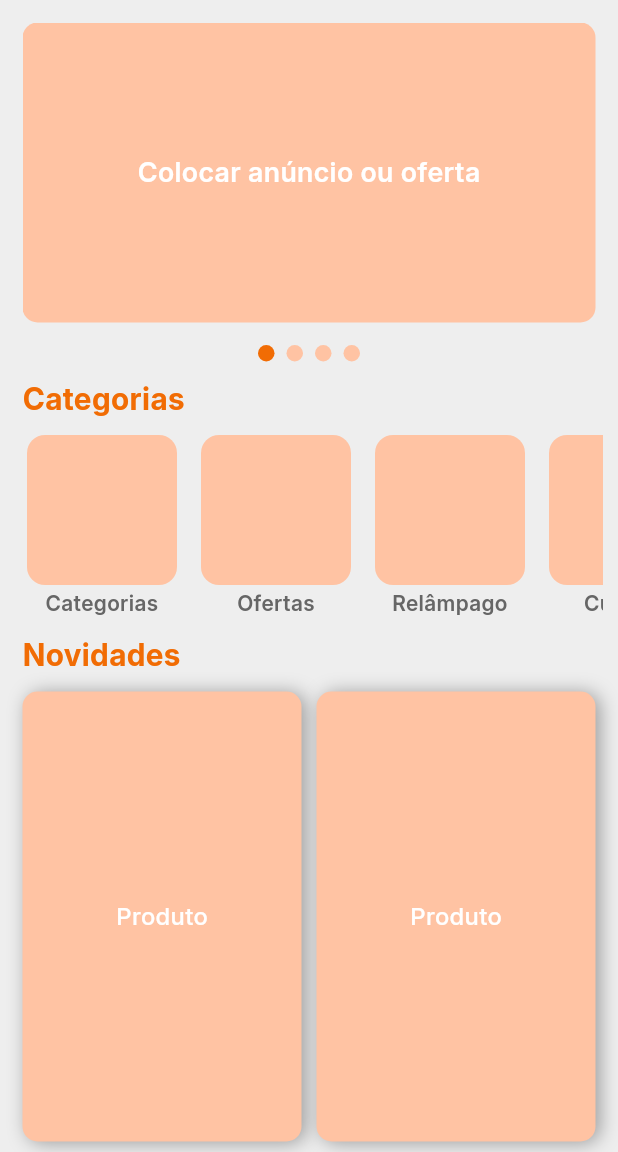
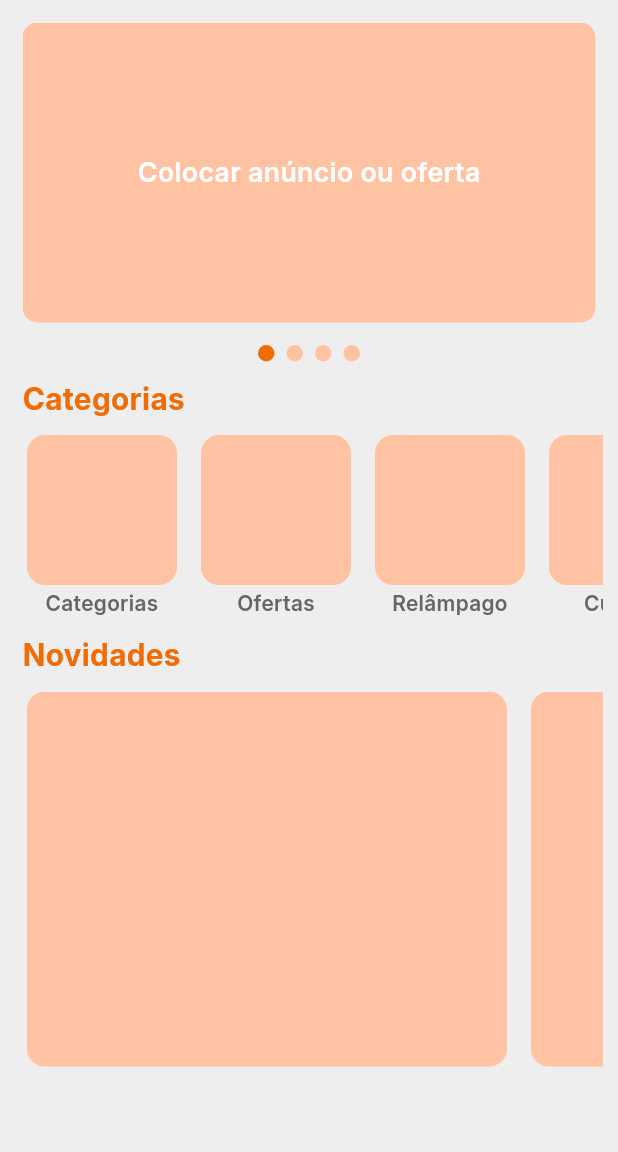
Before and after one commit to Rhayssam/cazatudo-app, a Flutter app: the HomePage screen opened by its route, on a phone screen of 412 x 824 dp, the part 84-1236 px from its top. Run offline on Flutter 3.47's test engine with Material 3 defaults, Android fonts, the phone set to English and light mode, and no system bars; drawn by our look-alikes of smooth_page_indicator; our stand-ins replace get, video_player.

Commit message:
Criando a HorizontalProductsList

```diff
--- /dev/null
+++ b/lib/app/core/widgets/horizontal_products_list.dart
@@ -0,0 +1,31 @@
+// Essenciais
+import 'package:flutter/material.dart';
+
+// UI
+import 'package:cazatudo_app/app/core/ui/custom_text_styles.dart';
+import 'package:cazatudo_app/app/core/ui/theme_config.dart';
+
+class HorizontalProductsList extends StatelessWidget {
+  const HorizontalProductsList({
+    Key? key,
+  }) : super(key: key);
+
+  @override
+  Widget build(BuildContext context) {
+    return Column(
+      mainAxisSize: MainAxisSize.min,
+      crossAxisAlignment: CrossAxisAlignment.center,
+      children: [
+        Container(
+          width: 320,
+          height: 250,
+          margin: const EdgeInsets.symmetric(horizontal: 8),
+          decoration: BoxDecoration(
+            color: ThemeConfig.lightOrange,
+            borderRadius: BorderRadius.circular(12),
+          ),
+        ),
+      ],
+    );
+  }
+}
--- a/lib/app/modules/home/home_page.dart
+++ b/lib/app/modules/home/home_page.dart
@@ -1,4 +1,5 @@
 // Essenciais
+import 'package:cazatudo_app/app/core/widgets/horizontal_products_list.dart';
 import 'package:flutter/material.dart';
 import 'package:get/get.dart';
 
@@ -12,7 +13,7 @@ import 'package:cazatudo_app/app/core/widgets/sliver_app_bar.dart';
 import 'package:cazatudo_app/app/core/widgets/custom_app_bar_search.dart';
 import 'package:cazatudo_app/app/core/widgets/custom_app_bar_icon.dart';
 // Widgets Personalizados
-import 'package:cazatudo_app/app/modules/home/banner_widget.dart';
+import 'package:cazatudo_app/app/core/widgets/banner_widget.dart';
 import 'package:cazatudo_app/app/core/widgets/topic_title.dart';
 import 'package:cazatudo_app/app/core/widgets/horizontal_categories_list.dart';
 import 'package:cazatudo_app/app/core/widgets/vertical_products_list.dart';
@@ -41,9 +42,7 @@ class _HomePageState extends State<HomePage> {
               CustomAppBarIcon(
                 icon: Icons.shopping_cart_rounded,
                 onPressed: () {
-                  Get.toNamed(
-                    AppRoutes.cart,
-                  );
+                  Get.toNamed(AppRoutes.cart);
                 },
               ),
               const SizedBox(width: 15),
@@ -53,6 +52,11 @@ class _HomePageState extends State<HomePage> {
             pageController: _controlPage,
           ),
           TopicTitle(titulo: 'Categorias'),
+          SliverToBoxAdapter(
+            child: const SizedBox(
+              width: 15,
+            ),
+          ),
           SliverToBoxAdapter(
             child: Padding(
               padding: const EdgeInsets.symmetric(horizontal: 10),
@@ -70,8 +74,33 @@ class _HomePageState extends State<HomePage> {
               ),
             ),
           ),
+          SliverToBoxAdapter(
+            child: const SizedBox(
+              width: 15,
+            ),
+          ),
           TopicTitle(titulo: 'Novidades'),
-          VerticalProductsList(),
+          SliverToBoxAdapter(
+            child: Padding(
+              padding: const EdgeInsets.symmetric(horizontal: 15),
+              child: Container(),
+            ),
+          ),
+          SliverToBoxAdapter(
+            child: Padding(
+              padding: const EdgeInsets.symmetric(horizontal: 10),
+              child: SingleChildScrollView(
+                scrollDirection: Axis.horizontal,
+                child: Row(
+                  children: [
+                    HorizontalProductsList(),
+                    HorizontalProductsList(),
+                    HorizontalProductsList(),
+                  ],
+                ),
+              ),
+            ),
+          ),
           SliverToBoxAdapter(
             child: const SizedBox(
               height: 15,
```
Also changed, not shown: lib/app/core/widgets/banner_widget.dart (renamed from lib/app/modules/home/banner_widget.dart), pubspec.lock.
